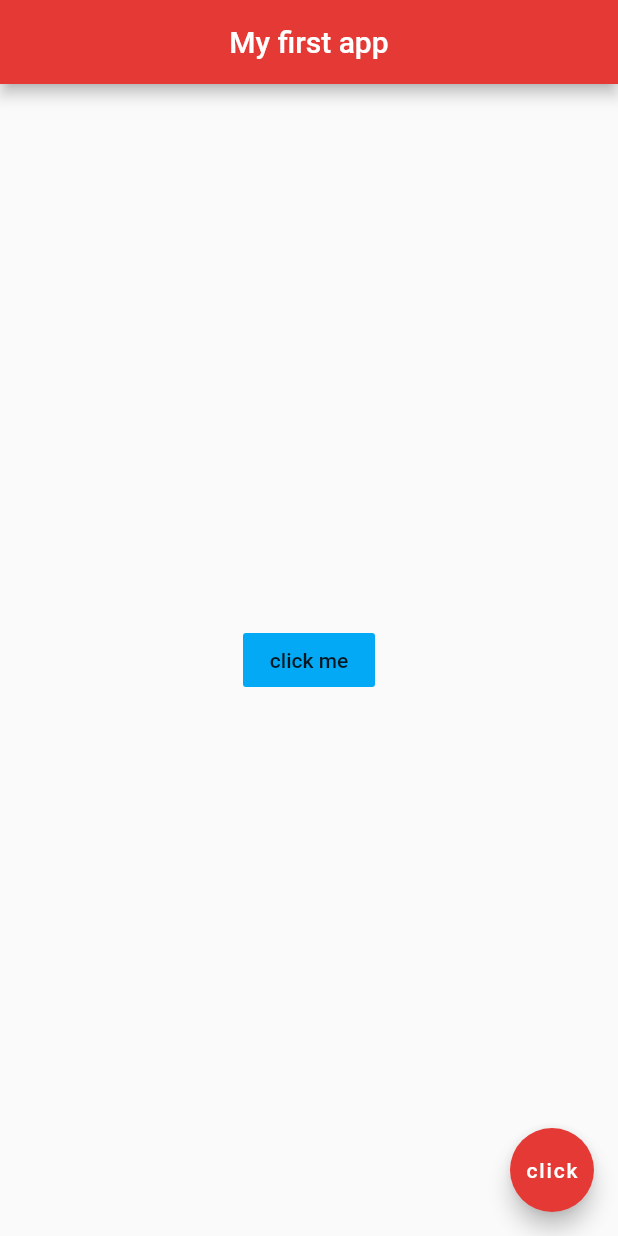
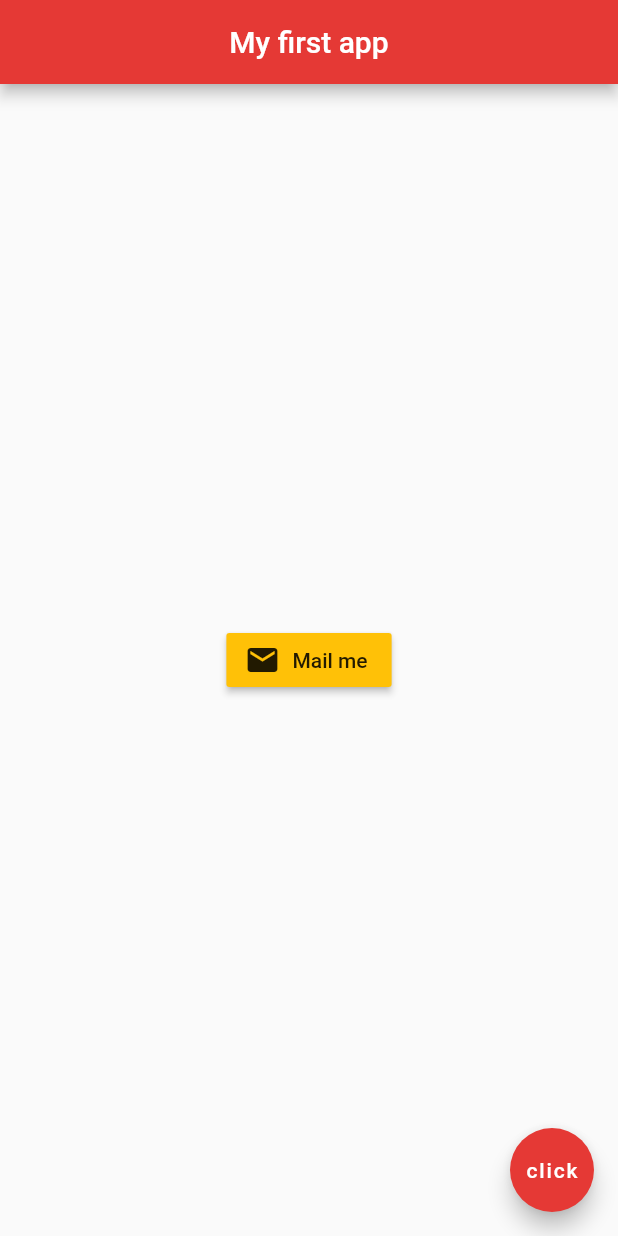
Before and after one commit to tygore587/flutterTutorial, a Flutter app: the screen it shows after launch, on a phone screen of 412 x 824 dp. Run offline on Flutter 3.47's test engine with Material 2 defaults, Android fonts, the phone set to English and light mode, and no system bars.

Commit message:
RaisedButton with icon and text

```diff
--- a/lib/main.dart
+++ b/lib/main.dart
@@ -12,13 +12,15 @@ class Home extends StatelessWidget {
         backgroundColor: Colors.red[600],
       ),
       body: Center(
-          child: FlatButton(
-            onPressed: () {
-              print('you clicked me');
-            },
-            child: Text('click me'),
-            color: Colors.lightBlue,
+          child: RaisedButton.icon(
+            onPressed: () {},
+            icon: Icon(
+              Icons.mail
+            ),
+            label: Text('Mail me'),
+            color: Colors.amber,
           )
+
       ),
       floatingActionButton: FloatingActionButton(
         onPressed: () {},
```
